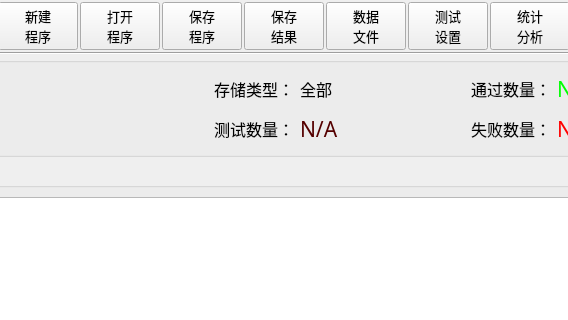
First picture: the form in MeterMode/clsMeterMode.ui, repository caicaiking/WKEFactoryView2014, before the edit; both pictures show x 544 to 1112 and y 0 to 320 of the 1280 by 768 pixel window.
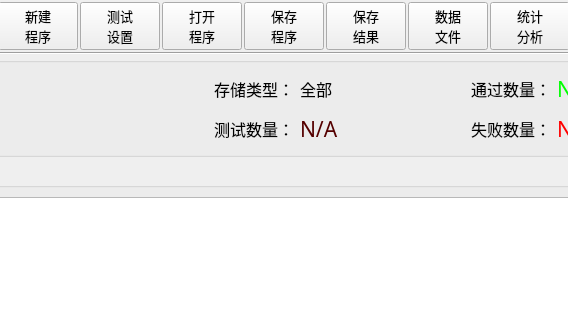
Second picture: the form after the edit. Icons and pictures are not drawn. Custom widgets are drawn as their Qt base class.

```diff
--- a/MeterMode/clsMeterMode.ui
+++ b/MeterMode/clsMeterMode.ui
@@ -276,6 +276,45 @@
         </property>
        </widget>
       </item>
+      <item>
+       <widget class="QPushButton" name="btnSetStep">
+        <property name="minimumSize">
+         <size>
+          <width>0</width>
+          <height>40</height>
+         </size>
+        </property>
+        <property name="font">
+         <font>
+          <family>楷体</family>
+          <pointsize>10</pointsize>
+         </font>
+        </property>
+        <property name="toolTip">
+         <string>&lt;html&gt;&lt;head/&gt;&lt;body&gt;&lt;p&gt;设置测试程序&lt;/p&gt;&lt;/body&gt;&lt;/html&gt;</string>
+        </property>
+        <property name="text">
+         <string>测试
+设置</string>
+        </property>
+        <property name="icon">
+         <iconset resource="../recFile/myRes.qrc">
+          <normaloff>:/Icons/picture.png</normaloff>:/Icons/picture.png</iconset>
+        </property>
+        <property name="iconSize">
+         <size>
+          <width>20</width>
+          <height>20</height>
+         </size>
+        </property>
+        <property name="checkable">
+         <bool>false</bool>
+        </property>
+        <property name="autoExclusive">
+         <bool>false</bool>
+        </property>
+       </widget>
+      </item>
       <item>
        <widget class="QPushButton" name="btnOpenTask">
         <property name="minimumSize">
@@ -432,45 +471,6 @@
         </property>
        </widget>
       </item>
-      <item>
-       <widget class="QPushButton" name="btnSetStep">
-        <property name="minimumSize">
-         <size>
-          <width>0</width>
-          <height>40</height>
-         </size>
-        </property>
-        <property name="font">
-         <font>
-          <family>楷体</family>
-          <pointsize>10</pointsize>
-         </font>
-        </property>
-        <property name="toolTip">
-         <string>&lt;html&gt;&lt;head/&gt;&lt;body&gt;&lt;p&gt;设置测试程序&lt;/p&gt;&lt;/body&gt;&lt;/html&gt;</string>
-        </property>
-        <property name="text">
-         <string>测试
-设置</string>
-        </property>
-        <property name="icon">
-         <iconset resource="../recFile/myRes.qrc">
-          <normaloff>:/Icons/picture.png</normaloff>:/Icons/picture.png</iconset>
-        </property>
-        <property name="iconSize">
-         <size>
-          <width>20</width>
-          <height>20</height>
-         </size>
-        </property>
-        <property name="checkable">
-         <bool>false</bool>
-        </property>
-        <property name="autoExclusive">
-         <bool>false</bool>
-        </property>
-       </widget>
-      </item>
       <item>
        <widget class="QPushButton" name="btnReport">
         <property name="minimumSize">
```
